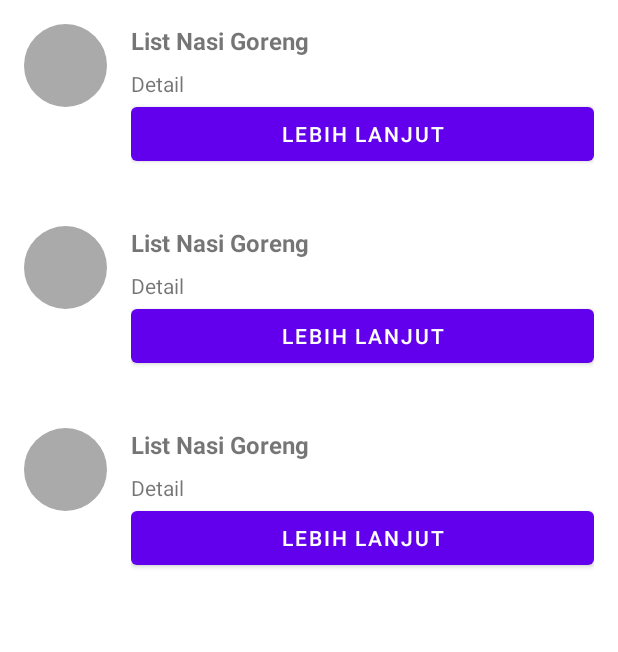
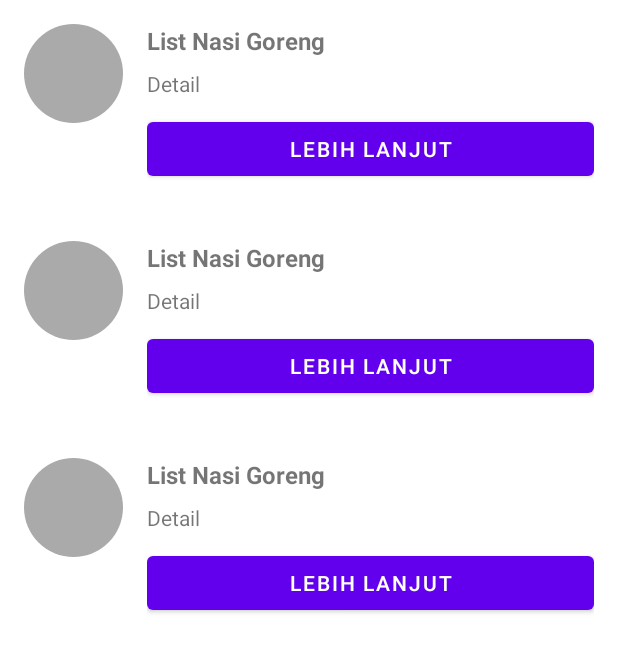
Before and after one commit to naverlyn/Penjualan_Nasi_Goreng, an Android app: the layout activity_main.xml on its own in the app's theme, with its tools: preview values and no code run, on a phone screen of 412 x 824 dp. Shown: the top 652 px of the screen. Run offline under Robolectric (Android 15) with nearby library versions, the phone set to English and light mode, and no system bars.

```diff
--- a/app/src/main/res/layout/item_row_nasi_goreng.xml
+++ b/app/src/main/res/layout/item_row_nasi_goreng.xml
@@ -9,8 +9,8 @@
 
     <de.hdodenhof.circleimageview.CircleImageView
         android:id="@+id/img_item"
-        android:layout_width="55dp"
-        android:layout_height="55dp"
+        android:layout_width="66dp"
+        android:layout_height="66dp"
         android:layout_marginEnd="16dp"
         android:layout_marginRight="16dp"
         tools:src="@android:color/darker_gray"/>
@@ -38,6 +38,7 @@
             android:layout_height="wrap_content"
             android:ellipsize="end"
             android:maxLines="2"
+            android:layout_marginBottom="10dp"
             tools:text="@string/detail"/>
         <Button
             android:id="@+id/btn_detail_move"
```
Also changed, not shown: app/src/main/java/com/penjualan/nasigoreng/MainActivity.java (+13 -20 lines).
